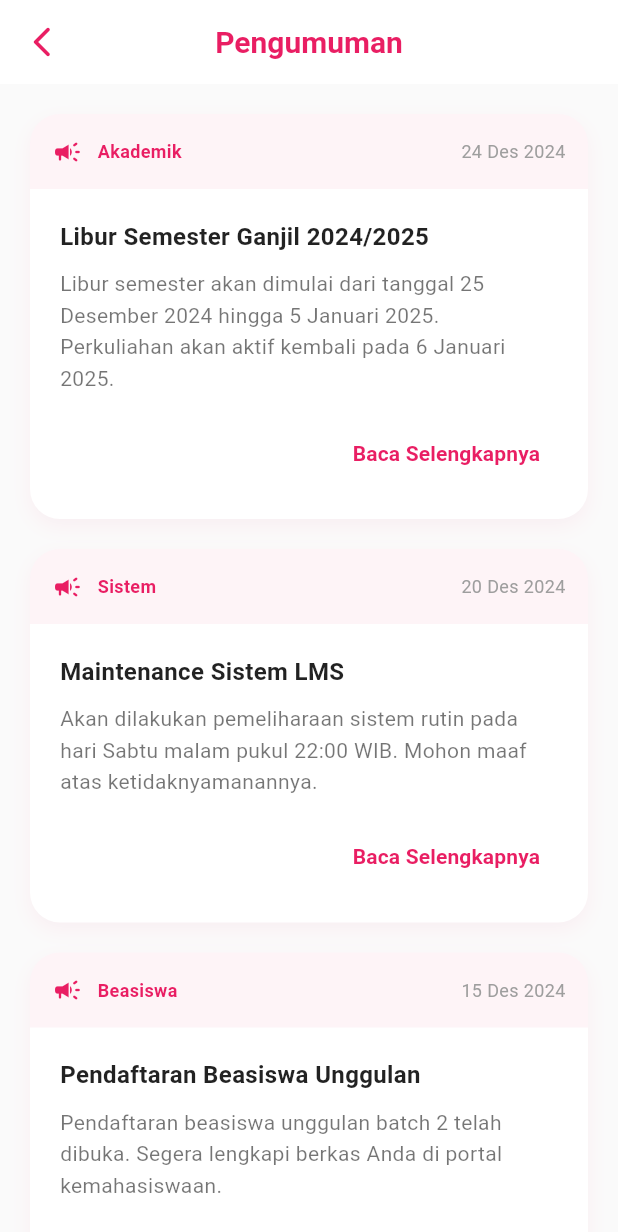
After one commit to Azztldwyh/lms-app, a Flutter app: the screen it shows after launch, after a tap on "Libur Semester Ganjil", on a phone screen of 412 x 824 dp. The commit adds this screen. Shown: the top 1232 px of the screen. Run offline on Flutter 3.47's test engine with Material 3 defaults, Android fonts, the phone set to English and light mode, and no system bars.

Commit message:
menambahkan isi konten halaman pengumuman

```diff
--- /dev/null
+++ b/lib/screens/announcement_page.dart
@@ -0,0 +1,149 @@
+import 'package:flutter/material.dart';
+
+class AnnouncementPage extends StatelessWidget {
+  const AnnouncementPage({super.key});
+
+  @override
+  Widget build(BuildContext context) {
+    final List<Map<String, String>> announcements = [
+      {
+        'title': 'Libur Semester Ganjil 2024/2025',
+        'date': '24 Des 2024',
+        'content': 'Libur semester akan dimulai dari tanggal 25 Desember 2024 hingga 5 Januari 2025. Perkuliahan akan aktif kembali pada 6 Januari 2025.',
+        'category': 'Akademik'
+      },
+      {
+        'title': 'Maintenance Sistem LMS',
+        'date': '20 Des 2024',
+        'content': 'Akan dilakukan pemeliharaan sistem rutin pada hari Sabtu malam pukul 22:00 WIB. Mohon maaf atas ketidaknyamanannya.',
+        'category': 'Sistem'
+      },
+      {
+        'title': 'Pendaftaran Beasiswa Unggulan',
+        'date': '15 Des 2024',
+        'content': 'Pendaftaran beasiswa unggulan batch 2 telah dibuka. Segera lengkapi berkas Anda di portal kemahasiswaan.',
+        'category': 'Beasiswa'
+      },
+      {
+        'title': 'Update Jadwal UAS Susulan',
+        'date': '10 Des 2024',
+        'content': 'Bagi mahasiswa yang belum mengikuti UAS, jadwal susulan sudah dapat dilihat di dashboard masing-masing.',
+        'category': 'Ujian'
+      },
+    ];
+
+    return Scaffold(
+      appBar: AppBar(
+        title: const Text('Pengumuman'),
+        centerTitle: true,
+        leading: IconButton(
+          icon: const Icon(Icons.arrow_back_ios_new_rounded),
+          onPressed: () => Navigator.pop(context),
+        ),
+      ),
+      body: ListView.builder(
+        padding: const EdgeInsets.all(20),
+        itemCount: announcements.length,
+        itemBuilder: (context, index) {
+          final item = announcements[index];
+          return _buildAnnouncementCard(
+            item['title']!,
+            item['date']!,
+            item['content']!,
+            item['category']!,
+          );
+        },
+      ),
+    );
+  }
+
+  Widget _buildAnnouncementCard(String title, String date, String content, String category) {
+    return Container(
+      margin: const EdgeInsets.only(bottom: 20),
+      decoration: BoxDecoration(
+        color: Colors.white,
+        borderRadius: BorderRadius.circular(20),
+        boxShadow: [
+          BoxShadow(
+            color: Colors.pink.withOpacity(0.05),
+            blurRadius: 10,
+            offset: const Offset(0, 5),
+          ),
+        ],
+      ),
+      child: Column(
+        crossAxisAlignment: CrossAxisAlignment.start,
+        children: [
+          Container(
+            padding: const EdgeInsets.symmetric(horizontal: 15, vertical: 15),
+            decoration: BoxDecoration(
+              color: Colors.pink.withOpacity(0.05),
+              borderRadius: const BorderRadius.vertical(top: Radius.circular(20)),
+            ),
+            child: Row(
+              mainAxisAlignment: MainAxisAlignment.spaceBetween,
+              children: [
+                Row(
+                  children: [
+                    const Icon(Icons.campaign_rounded, color: Colors.pink, size: 20),
+                    const SizedBox(width: 10),
+                    Text(
+                      category,
+                      style: const TextStyle(
+                        color: Colors.pink,
+                        fontSize: 12,
+                        fontWeight: FontWeight.bold,
+                      ),
+                    ),
+                  ],
+                ),
+                Text(
+                  date,
+                  style: const TextStyle(color: Colors.grey, fontSize: 12),
+                ),
+              ],
+            ),
+          ),
+          Padding(
+            padding: const EdgeInsets.all(20),
+            child: Column(
+              crossAxisAlignment: CrossAxisAlignment.start,
+              children: [
+                Text(
+                  title,
+                  style: const TextStyle(
+                    fontSize: 16,
+                    fontWeight: FontWeight.bold,
+                    color: Colors.black87,
+                  ),
+                ),
+                const SizedBox(height: 10),
+                Text(
+                  content,
+                  style: const TextStyle(
+                    fontSize: 14,
+                    color: Colors.black54,
+                    height: 1.5,
+                  ),
+                ),
+                const SizedBox(height: 15),
+                Row(
+                  mainAxisAlignment: MainAxisAlignment.end,
+                  children: [
+                    TextButton(
+                      onPressed: () {},
+                      child: const Text(
+                        'Baca Selengkapnya',
+                        style: TextStyle(color: Colors.pink, fontWeight: FontWeight.bold),
+                      ),
+                    ),
+                  ],
+                ),
+              ],
+            ),
+          ),
+        ],
+      ),
+    );
+  }
+}
--- a/lib/screens/home_page.dart
+++ b/lib/screens/home_page.dart
@@ -1,5 +1,6 @@
 import 'package:flutter/material.dart';
 import 'notification_page.dart';
+import 'announcement_page.dart';
 
 class HomePage extends StatelessWidget {
   const HomePage({super.key});
@@ -167,7 +168,14 @@ class HomePage extends StatelessWidget {
                     style: TextStyle(fontSize: 18, fontWeight: FontWeight.bold, color: Colors.pink),
                   ),
                   const SizedBox(height: 15),
-                  Container(
+                  GestureDetector(
+                    onTap: () {
+                      Navigator.push(
+                        context,
+                        MaterialPageRoute(builder: (context) => const AnnouncementPage()),
+                      );
+                    },
+                    child: Container(
                       width: double.infinity,
                       padding: const EdgeInsets.all(20),
                       decoration: BoxDecoration(
@@ -195,7 +203,9 @@ class HomePage extends StatelessWidget {
                               ],
                             ),
                           ),
+                          const Icon(Icons.chevron_right_rounded, color: Colors.pink, size: 20),
                         ],
+                      ),
                     ),
                   ),
                 ],
```
Lines whose indentation alone changed are shown as unchanged.
